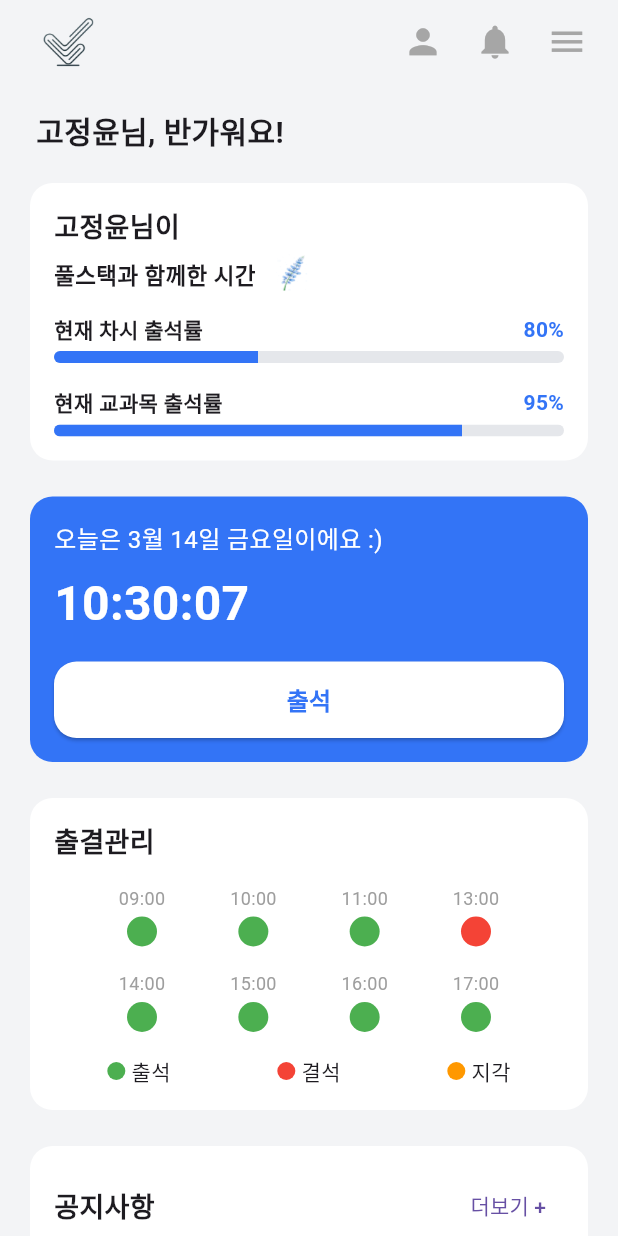
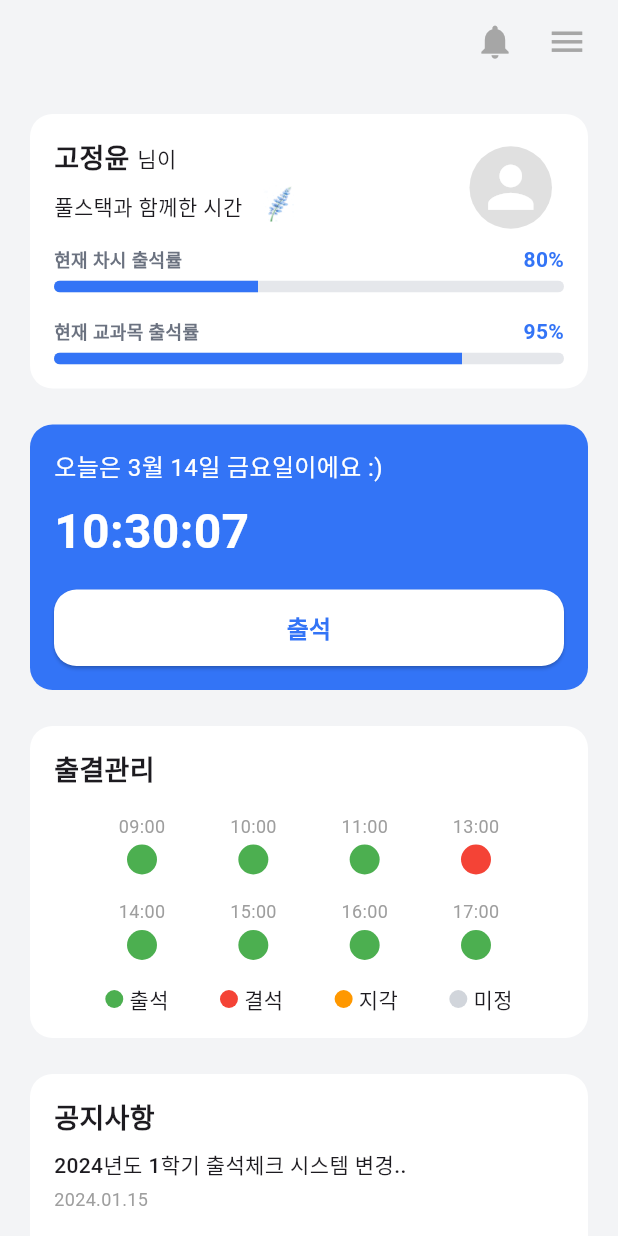
Before and after one commit to popcorn0125/CHECKIN_APP, a Flutter app: the screen it shows after launch, on a phone screen of 412 x 824 dp. Run offline on Flutter 3.47's test engine with Material 3 defaults, Android fonts, the phone set to English and light mode, and no system bars.

Commit message:
259314 김준식 홈 페이지 출석률 수정, 출결관리 색상 추가, 위젯 클릭시 애니메이션 추가

```diff
--- a/lib/pages/home_page.dart
+++ b/lib/pages/home_page.dart
@@ -74,14 +74,14 @@ class _HomePageState extends State<HomePage> {
           crossAxisAlignment: CrossAxisAlignment.start,
           children: [
             // (1) 인사말
-            Padding(
-              padding: const EdgeInsets.only(left: 8), // 🔹 오른쪽으로 16px 이동
-              child: Text(
-                '고정윤님, 반가워요!',
-                style: TextStyle(fontSize: 20, fontWeight: FontWeight.bold),
-              ),
-            ),
-            const SizedBox(height: 16),
+            // Padding(
+            //   padding: const EdgeInsets.only(left: 8), // 🔹 오른쪽으로 16px 이동
+            //   child: Text(
+            //     '고정윤님, 반가워요!',
+            //     style: TextStyle(fontSize: 20, fontWeight: FontWeight.bold),
+            //   ),
+            // ),
+            // const SizedBox(height: 16),
 
             // (2) 출석률 현황 카드
             _buildAttendanceRateCard(),
@@ -164,39 +164,95 @@ class _HomePageState extends State<HomePage> {
 
   // 출석률 현황 카드 (예시)
   Widget _buildAttendanceRateCard() {
-    return Card(
-      color: Colors.white, // 원하는 배경색으로 변경 (예: Colors.white, Colors.blue 등)
-      shape: RoundedRectangleBorder(borderRadius: BorderRadius.circular(15)),
-      elevation: 0, // 그림자 제거
+    final ValueNotifier<double> _scaleNotifier = ValueNotifier(1.0);
+    return GestureDetector(
+      onTapDown: (_) => _scaleNotifier.value = 0.95, // 클릭 시 작아짐
+      onTapUp: (_) => _scaleNotifier.value = 1.0, // 손을 떼면 원래 크기로 복귀
+      onTapCancel: () => _scaleNotifier.value = 1.0, // 클릭 취소 시 원래 크기로 복귀
+      child: ValueListenableBuilder<double>(
+        valueListenable: _scaleNotifier,
+        builder: (context, scale, child) {
+          return AnimatedScale(
+            scale: scale,
+            duration: const Duration(milliseconds: 150),
+            curve: Curves.easeOut,
+            child: child,
+          );
+        },
+        child: Card(
+          color: Colors.white,
+          shape:
+              RoundedRectangleBorder(borderRadius: BorderRadius.circular(15)),
+          elevation: 0,
           child: Padding(
             padding: const EdgeInsets.all(16),
             child: Column(
               crossAxisAlignment: CrossAxisAlignment.start,
               children: [
-            const Text('고정윤님이',
-                style: TextStyle(fontSize: 18, fontWeight: FontWeight.w600)),
+                Row(
+                  mainAxisAlignment: MainAxisAlignment.spaceBetween,
+                  children: [
+                    Column(
+                      crossAxisAlignment: CrossAxisAlignment.start,
+                      mainAxisAlignment: MainAxisAlignment.start,
+                      children: [
+                        Row(
+                          children: [
+                            const Text('고정윤',
+                                textAlign: TextAlign.left,
+                                style: TextStyle(
+                                    fontSize: 18, fontWeight: FontWeight.w600)),
+                            const SizedBox(width: 5),
+                            const Text('님이',
+                                textAlign: TextAlign.left,
+                                style: TextStyle(
+                                    fontSize: 14, fontWeight: FontWeight.w500))
+                          ],
+                        ),
                         Row(
                           children: [
                             const Text(
                               '풀스택과 함께한 시간',
-                  style: TextStyle(fontSize: 15, fontWeight: FontWeight.w600),
+                              style: TextStyle(
+                                  fontSize: 14, fontWeight: FontWeight.w500),
                             ),
-                const SizedBox(width: 4), // 텍스트와 이미지 간격 조정
+                            const SizedBox(width: 4),
                             Image.asset(
-                  'assets/flower2.png', // 이미지 경로
-                  width: 40, // 폰트 크기와 동일하게 설정
-                  height: 40, // 폰트 크기와 동일하게 설정
+                              'assets/flower2.png',
+                              width: 40,
+                              height: 40,
                             ),
                           ],
                         ),
+                      ],
+                    ),
+                    Transform.translate(
+                      offset: Offset(-8, 0),
+                      child: Container(
+                        width: 55,
+                        height: 55,
+                        decoration: BoxDecoration(
+                          shape: BoxShape.circle,
+                          color: Color(0xFFE0E0E0),
+                        ),
+                        child: Icon(
+                          Icons.person,
+                          color: Colors.white,
+                          size: 45,
+                        ),
+                      ),
+                    )
+                  ],
+                ),
                 const SizedBox(height: 5),
-            // 예: 오늘의 출석률
                 Row(
                   mainAxisAlignment: MainAxisAlignment.spaceBetween,
                   children: const [
                     Text('현재 차시 출석률',
-                    style:
-                        TextStyle(fontSize: 14, fontWeight: FontWeight.w600)),
+                        style: TextStyle(
+                            fontSize: 12,
+                            fontWeight: FontWeight.w600,
+                            color: Color(0xFF6B7280))),
                     Text('80%',
                         style: TextStyle(
                             fontSize: 14,
@@ -215,13 +271,14 @@ class _HomePageState extends State<HomePage> {
                   ),
                 ),
                 const SizedBox(height: 16),
-            // 예: 전체 출석률
                 Row(
                   mainAxisAlignment: MainAxisAlignment.spaceBetween,
                   children: const [
                     Text('현재 교과목 출석률',
-                    style:
-                        TextStyle(fontSize: 14, fontWeight: FontWeight.w600)),
+                        style: TextStyle(
+                            fontSize: 12,
+                            fontWeight: FontWeight.w600,
+                            color: Color(0xFF6B7280))),
                     Text('95%',
                         style: TextStyle(
                             fontSize: 14,
@@ -242,14 +299,32 @@ class _HomePageState extends State<HomePage> {
               ],
             ),
           ),
+        ),
+      ),
     );
   }
 
   // 출결관리 카드 (예시)
   Widget _buildAttendanceCard() {
-    return Card(
+    final ValueNotifier<double> _scaleNotifier = ValueNotifier(1.0);
+    return GestureDetector(
+      onTapDown: (_) => _scaleNotifier.value = 0.95, // 터치 시 축소
+      onTapUp: (_) => _scaleNotifier.value = 1.0, // 터치 해제 시 복구
+      onTapCancel: () => _scaleNotifier.value = 1.0, // 터치 취소 시 복구
+      child: ValueListenableBuilder<double>(
+        valueListenable: _scaleNotifier,
+        builder: (context, scale, child) {
+          return AnimatedScale(
+            scale: scale,
+            duration: const Duration(milliseconds: 150),
+            curve: Curves.easeOut,
+            child: child,
+          );
+        },
+        child: Card(
           color: Colors.white,
-      shape: RoundedRectangleBorder(borderRadius: BorderRadius.circular(15)),
+          shape:
+              RoundedRectangleBorder(borderRadius: BorderRadius.circular(15)),
           elevation: 0, // 그림자 제거
           child: Padding(
             padding: const EdgeInsets.all(16),
@@ -257,7 +332,8 @@ class _HomePageState extends State<HomePage> {
               crossAxisAlignment: CrossAxisAlignment.start,
               children: [
                 const Text('출결관리',
-                style: TextStyle(fontSize: 18, fontWeight: FontWeight.w600)),
+                    style:
+                        TextStyle(fontSize: 18, fontWeight: FontWeight.w600)),
                 const SizedBox(height: 16),
                 Row(
                   mainAxisAlignment: MainAxisAlignment.spaceEvenly,
@@ -280,14 +356,17 @@ class _HomePageState extends State<HomePage> {
                 ),
                 const SizedBox(height: 16),
                 Row(
-              mainAxisAlignment: MainAxisAlignment.spaceAround,
+                  mainAxisAlignment: MainAxisAlignment.spaceEvenly,
                   children: [
                     _buildLegend(Colors.green, '출석'),
                     _buildLegend(Colors.red, '결석'),
                     _buildLegend(Colors.orange, '지각'),
+                    _buildLegend(Color(0xFFD1D5DB), '미정'),
                   ],
                 ),
               ],
+            ),
+          ),
         ),
       ),
     );
@@ -295,48 +374,57 @@ class _HomePageState extends State<HomePage> {
 
   // 공지사항 카드 (예시)
   Widget _buildNoticeCard() {
-    return Card(
+    final ValueNotifier<double> _scaleNotifier = ValueNotifier(1.0);
+    return GestureDetector(
+      onTapDown: (_) => _scaleNotifier.value = 0.95, // 터치 시 축소
+      onTapUp: (_) => _scaleNotifier.value = 1.0, // 터치 해제 시 원래 크기로 복구
+      onTapCancel: () => _scaleNotifier.value = 1.0, // 터치 취소 시 복구
+      child: ValueListenableBuilder<double>(
+          valueListenable: _scaleNotifier,
+          builder: (context, scale, child) {
+            return AnimatedScale(
+              scale: scale,
+              duration: const Duration(milliseconds: 150),
+              curve: Curves.easeOut,
+              child: child,
+            );
+          },
+          child: Container(
+            width: double.infinity, // 🔥 전체 너비 차지
+            child: Card(
               color: Colors.white,
-      shape: RoundedRectangleBorder(borderRadius: BorderRadius.circular(15)),
+              shape: RoundedRectangleBorder(
+                  borderRadius: BorderRadius.circular(15)),
               elevation: 0, // 그림자 제거
               child: Padding(
                 padding: const EdgeInsets.all(16),
                 child: Column(
                   crossAxisAlignment: CrossAxisAlignment.start,
                   children: [
-            // 상단: 제목 + 더보기
-            Row(
-              mainAxisAlignment: MainAxisAlignment.spaceBetween,
-              children: [
                     const Text('공지사항',
-                    style:
-                        TextStyle(fontSize: 18, fontWeight: FontWeight.w600)),
-                TextButton(
-                  onPressed: () {
-                    Navigator.pushNamed(context, '/notice');
-                  },
-                  child: const Text('더보기 +'),
-                ),
-              ],
+                        style: TextStyle(
+                            fontSize: 18, fontWeight: FontWeight.w600)),
+                    Padding(
+                      padding: const EdgeInsets.symmetric(vertical: 8),
+                      child: const _NoticeItem(
+                          title: '2024년도 1학기 출석체크 시스템 변경..',
+                          date: '2024.01.15'),
                     ),
                     Padding(
-              padding: EdgeInsets.symmetric(vertical: 8), // 위아래 여백 추가
-              child: const _NoticeItem(
-                  title: '2024년도 1학기 출석체크 시스템 변경..', date: '2024.01.15'),
-            ),
-            Padding(
-              padding: EdgeInsets.symmetric(vertical: 8), // 위아래 여백 추가
+                      padding: const EdgeInsets.symmetric(vertical: 8),
                       child: const _NoticeItem(
                           title: '겨울방학 기간 출석체크 운영 안내', date: '2024.01.10'),
                     ),
                     Padding(
-              padding: EdgeInsets.symmetric(vertical: 8), // 위아래 여백 추가
+                      padding: const EdgeInsets.symmetric(vertical: 8),
                       child: const _NoticeItem(
                           title: '모바일 웹 업데이트 안내 (v2.1.0)', date: '2024.01.15'),
                     ),
                   ],
                 ),
               ),
+            ),
+          )),
     );
   }
 
--- a/lib/widgets/custom_app_bar.dart
+++ b/lib/widgets/custom_app_bar.dart
@@ -28,11 +28,11 @@ class CustomAppBar extends StatelessWidget implements PreferredSizeWidget {
       title: Container(
         alignment: Alignment.centerLeft,
         padding: const EdgeInsets.only(left: 16),
-        child: Image.asset(
-          'assets/check_logo.2.png', // ✅ assets 폴더 경로 포함
-          width: 60,
-          height: 60, // 원하는 높이로 조정
-        ),
+        // child: Image.asset(
+        //   'assets/check_logo.2.png', // ✅ assets 폴더 경로 포함
+        //   width: 60,
+        //   height: 60, // 원하는 높이로 조정
+        // ),
       ),
       actions: [
         Padding(
@@ -40,11 +40,11 @@ class CustomAppBar extends StatelessWidget implements PreferredSizeWidget {
           child: Row(
             mainAxisSize: MainAxisSize.min, // 🔹 최소 크기로 맞춤
             children: [
-              IconButton(
-                icon: const Icon(Icons.person, color: Color(0xFFa6a6a6)),
-                iconSize: 27,
-                onPressed: onProfilePressed,
-              ),
+              // IconButton(
+              //   icon: const Icon(Icons.person, color: Color(0xFFa6a6a6)),
+              //   iconSize: 27,
+              //   onPressed: onProfilePressed,
+              // ),
               IconButton(
                 icon: const Icon(Icons.notifications, color: Color(0xFFa6a6a6)),
                 iconSize: 27,
```
Lines whose indentation alone changed are shown as unchanged.
